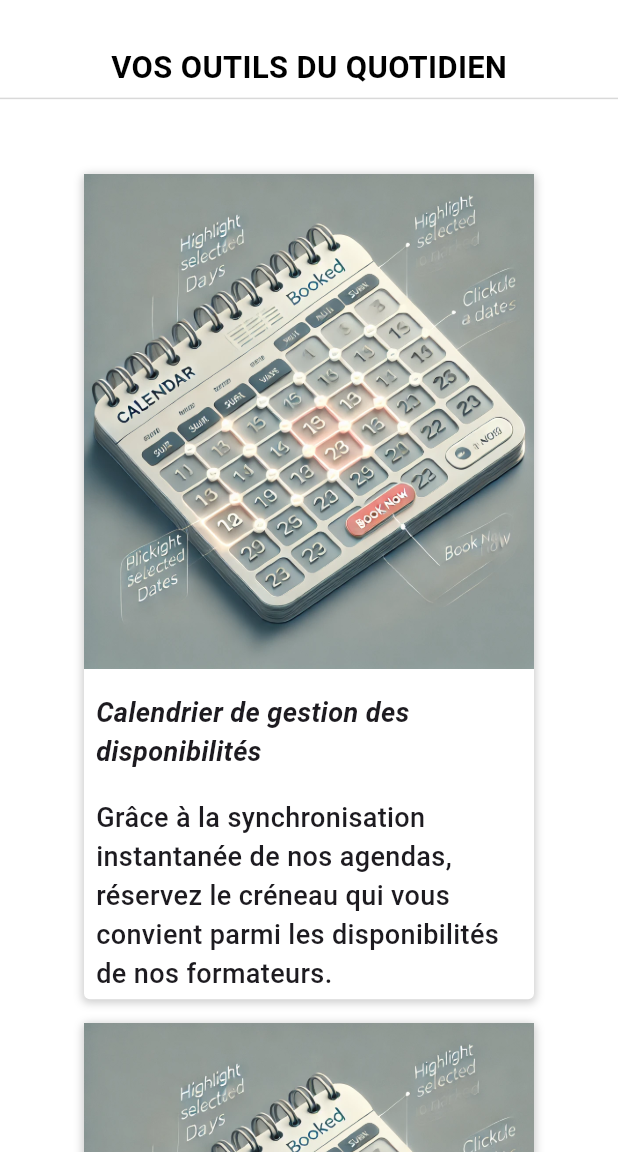
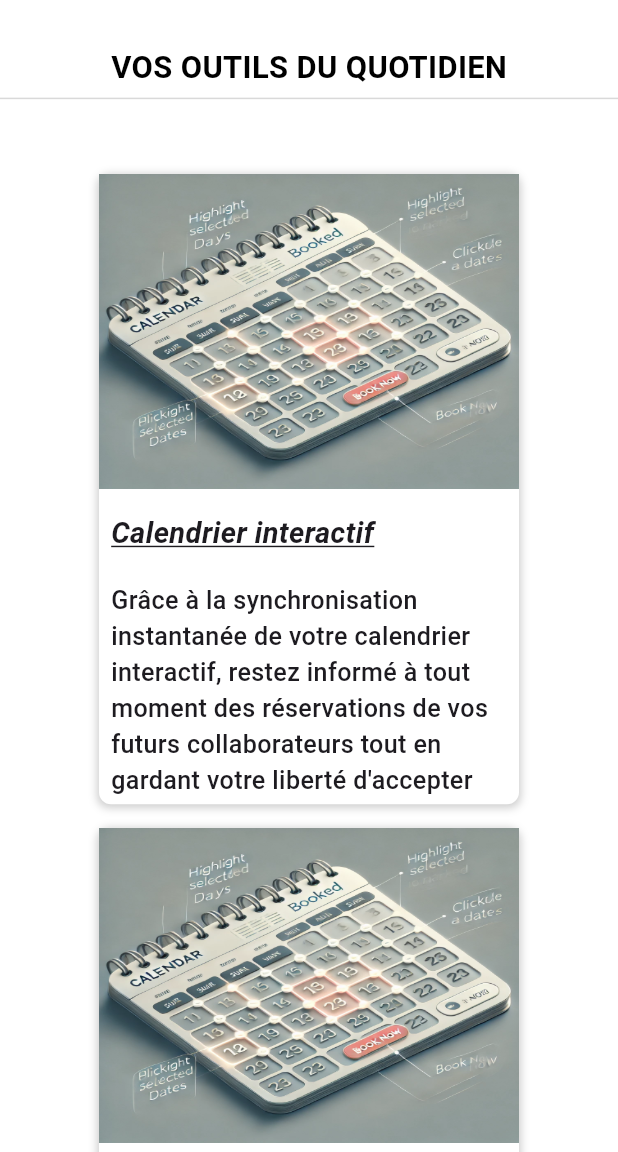
Before and after one commit to wallas938/nab_consult_home_page, a Flutter app: the screen it shows after launch, on a phone screen of 412 x 824 dp, the part 84-1236 px from its top. Run offline on Flutter 3.47's test engine with Material 3 defaults, Android fonts, the phone set to English and light mode, and no system bars; our stand-ins replace flutter_screenutil; Roboto replaces fonts that are missing (Instrument Sans); project files that could hold a hidden picture were left out.

Commit message:
feature section fini

```diff
--- a/lib/constantes/app-datas.dart
+++ b/lib/constantes/app-datas.dart
@@ -5,7 +5,8 @@ class FeatureItem {
   final String description;
   final String imagePath;
 
-  FeatureItem({required this.name, required this.description, required this.imagePath});
+  FeatureItem(
+      {required this.name, required this.description, required this.imagePath});
 }
 
 class MenuItem {
@@ -53,9 +54,26 @@ class Testimonial {
 }
 
 final List<FeatureItem> features = [
-  FeatureItem(name: "Calendrier de gestion des disponibilités", imagePath: "assets/images/image_calendar.webp", description: "Grâce à la synchronisation instantanée de nos agendas, réservez le créneau qui vous convient parmi les disponibilités de nos formateurs."),
-  FeatureItem(name: "Calendrier de gestion des disponibilités", imagePath: "assets/images/image_calendar.webp", description: "Grâce à la synchronisation instantanée de nos agendas, réservez le créneau qui vous convient parmi les disponibilités de nos formateurs"),
-  FeatureItem(name: "Calendrier de gestion des disponibilités", imagePath: "assets/images/image_calendar.webp", description: "Grâce à la synchronisation instantanée de nos agendas, réservez le créneau qui vous convient parmi les disponibilités de nos formateurs"),
+  FeatureItem(
+      name: "Calendrier interactif",
+      imagePath: "assets/images/image_calendar.webp",
+      description:
+          "Grâce à la synchronisation instantanée de votre calendrier interactif, restez informé à tout moment des réservations de vos futurs collaborateurs tout en gardant votre liberté d'accepter selon votre planning personnel."),
+  FeatureItem(
+      name: "QCM Dématerialisé",
+      imagePath: "assets/images/image_calendar.webp",
+      description:
+          "Vous aurez accès à un générateur de QCM sécurisé de dernière génération facilitant ainsi le suivi des compétences nouvellement acquises de vos collaborateurs."),
+  FeatureItem(
+      name: "Questionnaire de satisfaction",
+      imagePath: "assets/images/image_calendar.webp",
+      description:
+          "Toutes nos formations arrivées à terme sont soumises à un formulaire de satisfaction concernant l'environnement, les outils et l'efficacité de nos formateurs afin de pouvoir être en capacité de toujours proposer ce qu'il y a de mieux à nos clients"),
+  FeatureItem(
+      name: "Feuille d'émergement numérique",
+      imagePath: "assets/images/image_calendar.webp",
+      description:
+          "Dites au revoir aux feuilles d'émergements et accueillez les feuilles d'émergements en ligne sécurisées avec signature électronique pour plus de flexibilité et un gain de temps non négligeable."),
 ];
 
 final List<Testimonial> testimonialData = [
--- a/lib/pages/home_page.dart
+++ b/lib/pages/home_page.dart
@@ -59,6 +59,7 @@ class MyHomePage extends StatelessWidget {
       physics: const BouncingScrollPhysics(),
       child: Container(
         width: screenW,
+        constraints: BoxConstraints.expand(height: double.maxFinite),
         decoration: const BoxDecoration(
             //     gradient: LinearGradient(
             //   colors: [Colors.white12, Colors.white10],
@@ -494,13 +495,15 @@ class FeatureSection extends StatelessWidget {
 
   List<Widget> buildFeatureListWidget() {
     return features
-        .map((f) => Container(
-              width: 300,
-              height: 550,
+        .map((f) =>
+            /*** FEATURE_CARD_CONTAINER ***/
+            Container(
+              width: 280,
+              height: 420,
               margin: const EdgeInsets.only(bottom: 16),
               decoration: BoxDecoration(
                 color: Colors.white,
-                borderRadius: BorderRadius.circular(4),
+                borderRadius: BorderRadius.circular(8),
                 boxShadow: [
                   BoxShadow(
                     color: Colors.grey.withOpacity(0.5),
@@ -512,15 +515,13 @@ class FeatureSection extends StatelessWidget {
               ),
               child: Column(
                 children: [
+                  /*** FEATURE_IMAGE ***/
                   Expanded(
-                      flex: 3,
                     child: Image.asset(
-                        width: double.infinity,
-                        f.imagePath,
-                        fit: BoxFit.fill,
-                      )),
+                        width: double.infinity, f.imagePath, fit: BoxFit.fill),
+                  ),
+                  /*** FEATURE_BODY ***/
                   Expanded(
-                      flex: 2,
                     child: Padding(
                       padding: const EdgeInsets.fromLTRB(8.0, 8.0, 8.0, 0),
                       child: Column(
@@ -529,10 +530,12 @@ class FeatureSection extends StatelessWidget {
                           const SizedBox(
                             height: 8,
                           ),
+                          /*** FEATURE_NAME ***/
                           Text(
                             f.name,
                             style: TextStyle(
-                                fontSize: 14.sp,
+                              fontSize: 15.sp,
+                              decoration: TextDecoration.underline,
                               fontStyle: FontStyle.italic,
                               fontFamily: "Instrument Sans",
                               fontWeight: FontWeight.bold,
@@ -541,17 +544,19 @@ class FeatureSection extends StatelessWidget {
                           const SizedBox(
                             height: 18,
                           ),
+                          /*** FEATURE_DESCRIPTION ***/
                           Expanded(
                             child: Text(f.description,
                                 style: TextStyle(
-                                    fontSize: 14.sp,
+                                  fontSize: 13.sp,
                                   fontFamily: "Instrument Sans",
                                   fontWeight: FontWeight.w500,
                                 )),
                           ),
                         ],
                       ),
-                      ))
+                    ),
+                  )
                 ],
               ),
             ))
@@ -580,6 +585,7 @@ class FeatureSection extends StatelessWidget {
           height: 50,
         ),
         Column(
+          mainAxisSize: MainAxisSize.max,
           children: buildFeatureListWidget(),
         )
       ],
```
Lines whose indentation alone changed are shown as unchanged.
